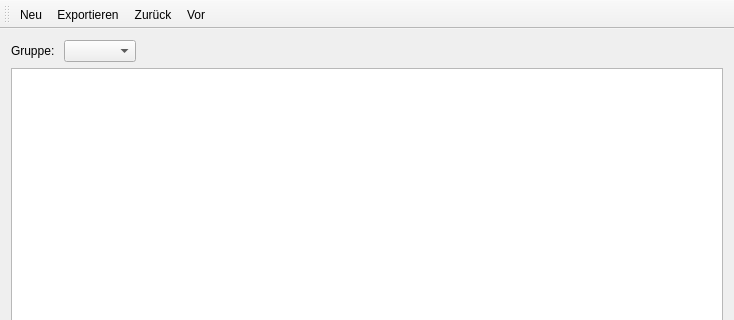
jakobkogler/pk-tool, file mainwindow.ui: the form before one commit; both pictures show x 0 to 734 and y 0 to 320 of the 734 by 550 pixel window.
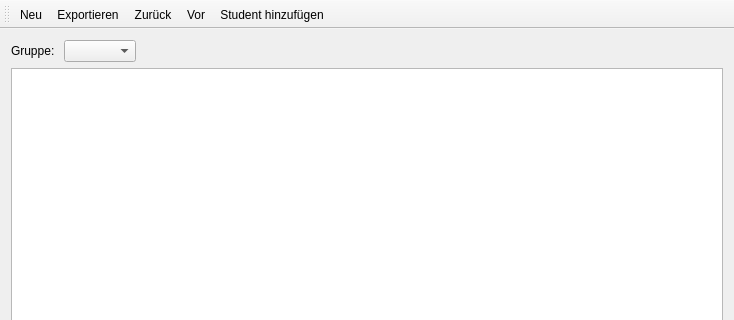
The form after the commit.

Commit message: add new students to list

```diff
--- a/mainwindow.ui
+++ b/mainwindow.ui
@@ -93,6 +93,7 @@
    <addaction name="action_export"/>
    <addaction name="action_undo"/>
    <addaction name="action_redo"/>
+   <addaction name="action_add_student"/>
   </widget>
   <action name="action_export">
    <property name="text">
@@ -117,6 +118,11 @@
     <string>Vor</string>
    </property>
   </action>
+  <action name="action_add_student">
+   <property name="text">
+    <string>Student hinzufügen</string>
+   </property>
+  </action>
  </widget>
  <layoutdefault spacing="6" margin="11"/>
  <resources/>
```
The commit also changes 2 other files.
